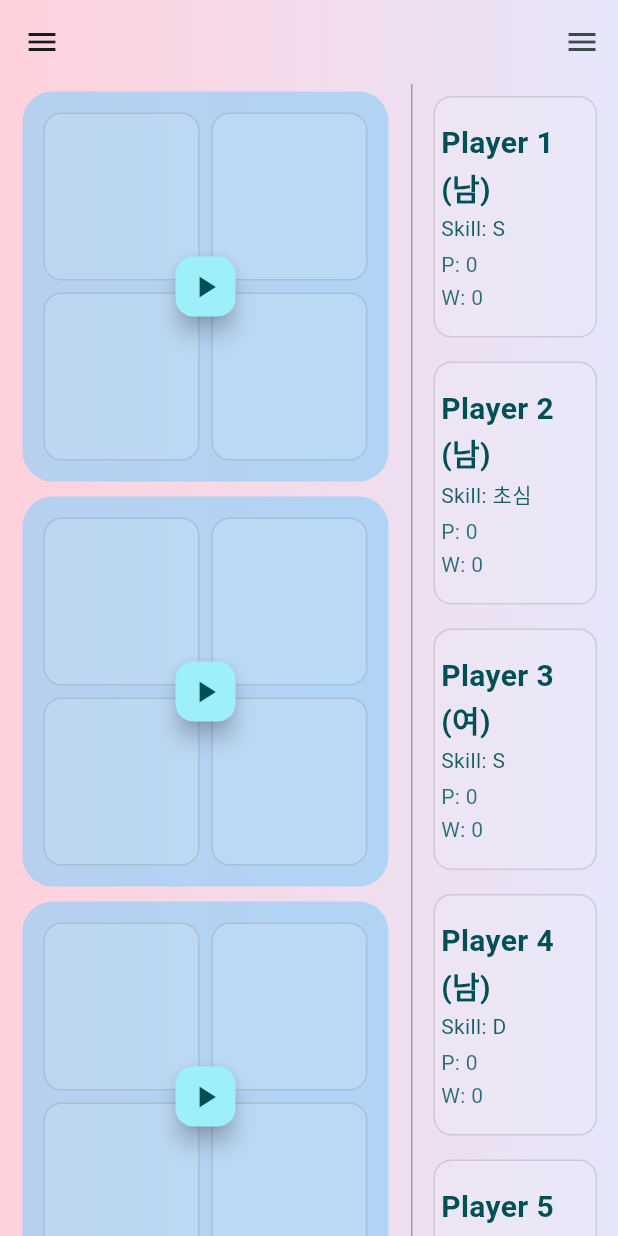
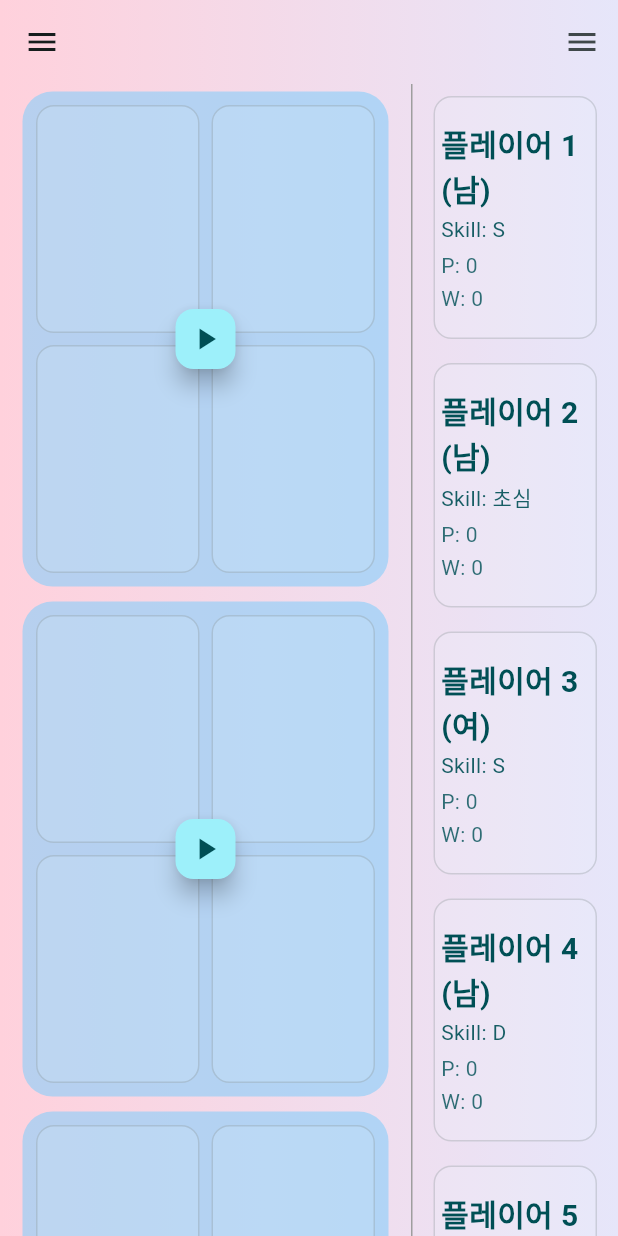
Before and after one commit to Hyun-Tak-Lee/hotswing, a Flutter app: the screen it shows after launch, on a phone screen of 412 x 824 dp. Run offline on Flutter 3.47's test engine with Material 3 defaults, Android fonts, the phone set to English and light mode, and no system bars; our stand-ins replace shared_preferences.

Commit message:
모바일 높이 및 이름 길이 제한

```diff
--- a/lib/src/common/widgets/dialogs/add_player_dialog.dart
+++ b/lib/src/common/widgets/dialogs/add_player_dialog.dart
@@ -56,6 +56,9 @@ class _AddPlayerDialogState extends State<AddPlayerDialog> {
                         validator: (value) {
                           if (value == null || value.isEmpty) {
                             return '이름을 입력하세요.';
+                          }
+                          if (value.length > 7) {
+                            return '이름은 7자 이하로 입력해주세요.';
                           }
                           return null;
                         },
--- a/lib/src/common/widgets/draggable/draggable_player.dart
+++ b/lib/src/common/widgets/draggable/draggable_player.dart
@@ -238,7 +238,7 @@ class PlayerDropZone extends StatelessWidget {
   Widget build(BuildContext context) {
     final screenWidth = MediaQuery.of(context).size.width;
     final isMobileSize = screenWidth < 600;
-    final double currentMinHeight = isMobileSize ? 120.0 : 160.0;
+    final double currentMinHeight = isMobileSize ? 160.0 : 240.0;
 
     return DragTarget<PlayerDragData>(
       onWillAcceptWithDetails: (details) {
--- a/lib/src/common/widgets/main_content.dart
+++ b/lib/src/common/widgets/main_content.dart
@@ -118,7 +118,7 @@ class _MainContentState extends State<MainContent> {
                           _courtGameStartedState[sectionIndex] ?? false;
                       return Container(
                         margin: const EdgeInsets.all(5.0),
-                        padding: const EdgeInsets.all(10.0),
+                        padding: const EdgeInsets.all(5.0),
                         decoration: BoxDecoration(
                           color: pastelBlue,
                           borderRadius: BorderRadius.circular(20.0),
--- a/lib/src/providers/players_provider.dart
+++ b/lib/src/providers/players_provider.dart
@@ -1,9 +1,8 @@
 import 'dart:math';
 import 'package:flutter/foundation.dart';
 import 'package:shared_preferences/shared_preferences.dart';
-import 'package:hotswing/src/common/utils/skill_utils.dart'; // 공통 skill_utils.dart 파일 import
+import 'package:hotswing/src/common/utils/skill_utils.dart';
 
-/// 플레이어 정보를 나타내는 클래스입니다.
 class Player {
   String name;
   bool manager;
@@ -16,11 +15,11 @@ class Player {
   Player({
     required this.rate,
     required this.manager,
-    required this.name,
+    required String name,
     required this.gender,
     required this.played,
     required this.waited,
-  });
+  }) : this.name = name.length > 7 ? name.substring(0, 7) : name;
 
   /// 두 Player 객체가 동일한지 비교합니다. 이름이 같으면 동일한 것으로 간주합니다.
   @override
@@ -45,7 +44,7 @@ class PlayersProvider with ChangeNotifier {
     final List<int> skillRates = skillLevelToRate.values.toList();
 
     for (int i = 1; i <= 24; i++) {
-      String playerName = 'Player $i';
+      String playerName = '플레이어 $i';
       bool manager = _random.nextBool();
       int playerRate = skillRates[_random.nextInt(skillRates.length)];
       String gender = _random.nextBool() ? '남' : '여';
@@ -84,6 +83,7 @@ class PlayersProvider with ChangeNotifier {
     required int played,
     required int waited,
   }) {
+    if (name.length > 7) return;
     if (!_players.containsKey(name)) {
       Player newPlayer = Player(
         name: name,
@@ -120,7 +120,8 @@ class PlayersProvider with ChangeNotifier {
   /// 플레이어의 이름을 변경합니다. 기존 이름과 새 이름이 같거나 새 이름이 이미 존재하면 변경하지 않습니다.
   void updatePlayerName(String oldName, String newName) {
     if (oldName == newName) return;
-    if (_players.containsKey(newName)) return;
+    if (newName.length > 7) return;
+    if (_players.containsKey(newName)) return;ㅁ
     if (_players.containsKey(oldName)) {
       Player? player = _players.remove(oldName);
       if (player != null) {
```
